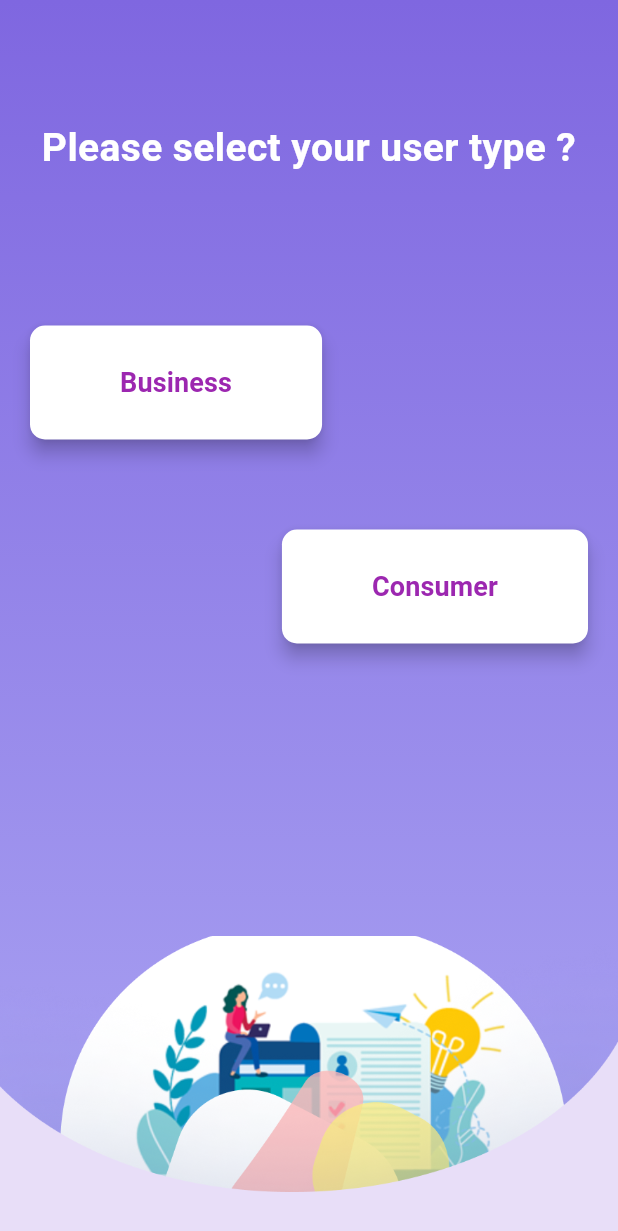
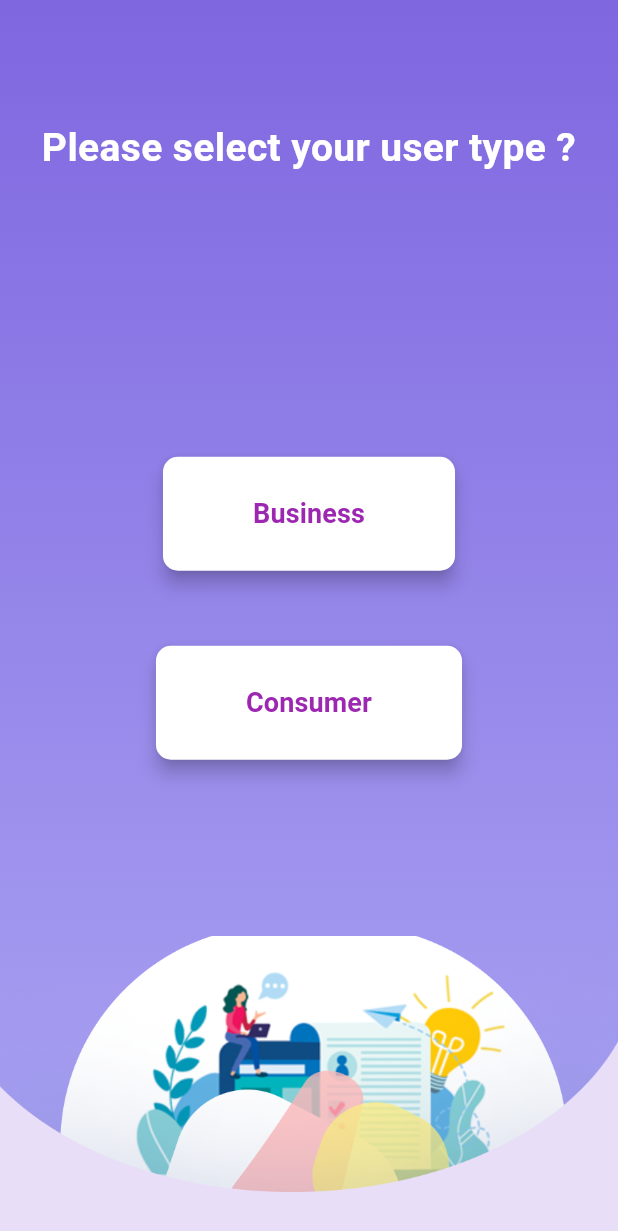
Before and after one commit to LasenSanvidu/bizmart, a Flutter app: the UserTypeSelection screen opened by its route, on a phone screen of 412 x 824 dp. Shown: the top 1231 px of the screen. Run offline on Flutter 3.47's test engine with Material 3 defaults, Android fonts, the phone set to English and light mode, and no system bars; our stand-ins replace cached_network_image, cloud_firestore, firebase_core, go_router, google_fonts, lottie; accounts and stored records are empty.

Commit message:
change the user type selection page UI visualization

```diff
--- a/lib/routes/router.dart
+++ b/lib/routes/router.dart
@@ -17,7 +17,7 @@ class RouterClass {
       GoRoute(
         path: "/",
         builder: (context, state) {
-          return const OtpCode();
+          return const HomeScreen();
         },
       ),
       GoRoute(
--- a/lib/user_type_selection.dart
+++ b/lib/user_type_selection.dart
@@ -37,43 +37,30 @@ class UserTypeSelection extends StatelessWidget {
                   color: Colors.white,
                 ),
               ),
-              const SizedBox(height: 50),
+              const SizedBox(height: 70),
               // Buttons
-              Padding(
-                padding: const EdgeInsets.symmetric(horizontal: 20.0),
+              Expanded(
                 child: Column(
+                  mainAxisAlignment: MainAxisAlignment.center,
                   children: [
-                    const SizedBox(height: 50), // Add space above buttons
-                    Align(
-                      alignment: Alignment.centerLeft,
-                      child: UserTypeButton(
+                    UserTypeButton(
                       label: "Business",
                       onPressed: () {
                         context.go("/login");
                         print("Business button pressed");
                       },
                     ),
-                    ),
-                    const SizedBox(
-                      height: 60,
-                      // width: 100,
-                    ),
-                    Align(
-                      alignment: Alignment.centerRight,
-                      child: UserTypeButton(
+                    const SizedBox(height: 50),
+                    UserTypeButton(
                       label: "Consumer",
                       onPressed: () {
                         context.go("/login");
                         print("Consumer button pressed");
                       },
                     ),
-                    ),
                   ],
                 ),
               ),
-
-              // Spacer to push the image to the bottom
-              const Spacer(),
 
               // Bottom illustration
               Container(
```
Lines whose indentation alone changed are shown as unchanged.
